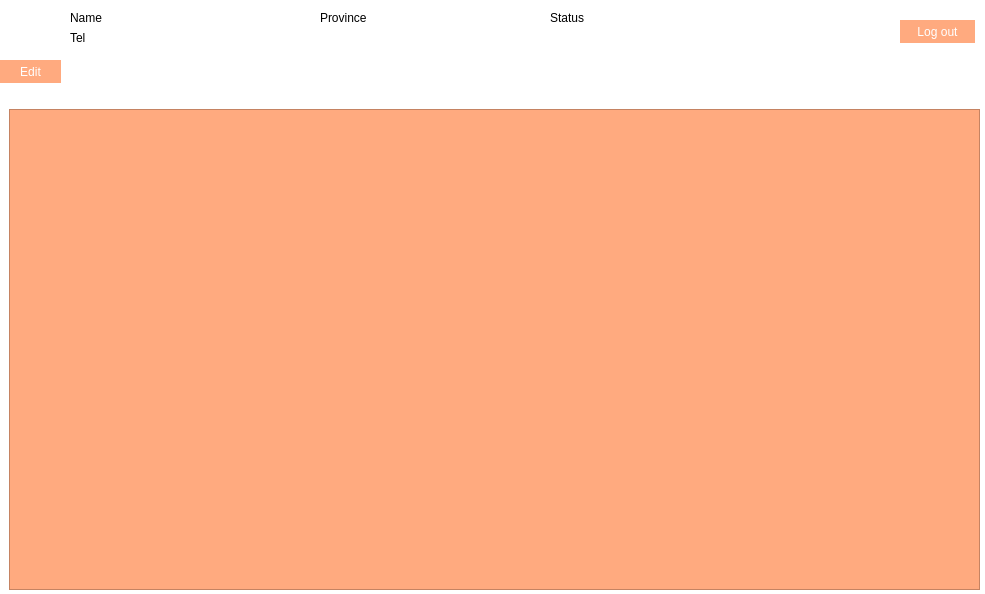
Old version of the form UI/admin_view.ui in the repository titichayajojo/COJANG.
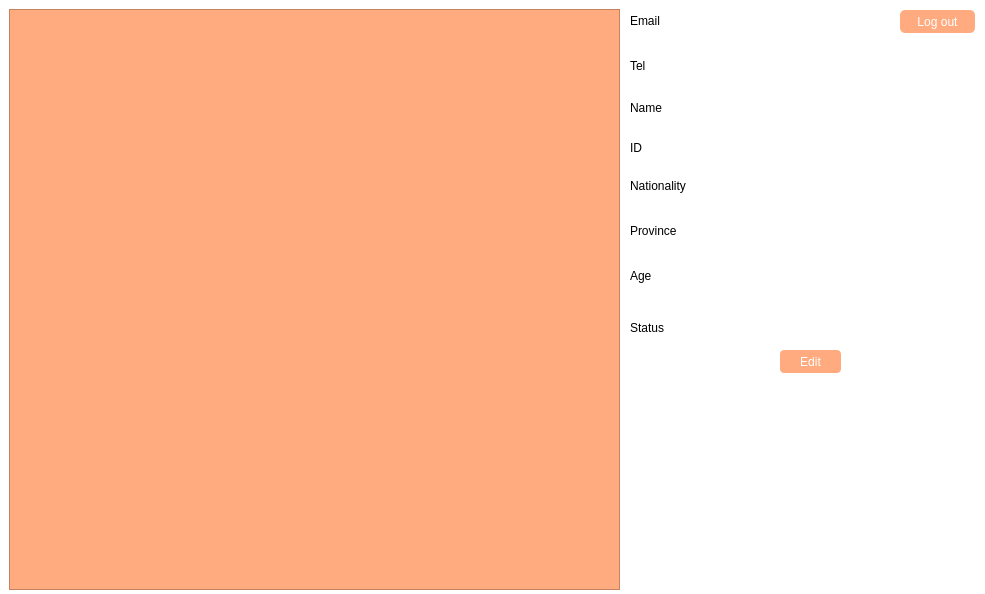
New version of the form. Icons and pictures are not drawn.

```diff
--- a/UI/admin_view.ui
+++ b/UI/admin_view.ui
@@ -28,43 +28,11 @@
   <property name="styleSheet">
    <string notr="true">background-color: rgb(255, 255, 255);</string>
   </property>
-  <widget class="QLabel" name="current_profile_pic">
-   <property name="geometry">
-    <rect>
-     <x>0</x>
-     <y>0</y>
-     <width>61</width>
-     <height>61</height>
-    </rect>
-   </property>
-   <property name="text">
-    <string/>
-   </property>
-   <property name="pixmap">
-    <pixmap>../noprofile1.png</pixmap>
-   </property>
-  </widget>
-  <widget class="QLabel" name="label_selected_name">
-   <property name="geometry">
-    <rect>
-     <x>70</x>
-     <y>10</y>
-     <width>211</width>
-     <height>16</height>
-    </rect>
-   </property>
-   <property name="styleSheet">
-    <string notr="true">font: 25 8pt &quot;Microsoft JhengHei UI Light&quot;;</string>
-   </property>
-   <property name="text">
-    <string>Name</string>
-   </property>
-  </widget>
   <widget class="QPushButton" name="pushButton_log_out">
    <property name="geometry">
     <rect>
      <x>900</x>
-     <y>20</y>
+     <y>10</y>
      <width>75</width>
      <height>23</height>
     </rect>
@@ -73,7 +41,7 @@
     <string notr="true">font: 25 8pt &quot;Microsoft JhengHei UI Light&quot;;
 color: rgb(255, 255, 255);
 background-color: rgb(255, 170, 127);
-border-radius: 15px;</string>
+border-radius: 5px;</string>
    </property>
    <property name="text">
     <string>Log out</string>
@@ -82,8 +50,8 @@
   <widget class="QLabel" name="label_status">
    <property name="geometry">
     <rect>
-     <x>550</x>
-     <y>10</y>
+     <x>630</x>
+     <y>320</y>
      <width>151</width>
      <height>16</height>
     </rect>
@@ -98,8 +66,8 @@
   <widget class="QPushButton" name="pushButton_edit_user">
    <property name="geometry">
     <rect>
-     <x>0</x>
-     <y>60</y>
+     <x>780</x>
+     <y>350</y>
      <width>61</width>
      <height>23</height>
     </rect>
@@ -108,35 +76,19 @@
     <string notr="true">font: 25 8pt &quot;Microsoft JhengHei UI Light&quot;;
 color: rgb(255, 255, 255);
 background-color: rgb(255, 170, 127);
-border-radius: 15px;</string>
+border-radius: 4px;</string>
    </property>
    <property name="text">
     <string>Edit</string>
    </property>
   </widget>
-  <widget class="QLabel" name="label_selected_tel">
-   <property name="geometry">
-    <rect>
-     <x>70</x>
-     <y>30</y>
-     <width>211</width>
-     <height>16</height>
-    </rect>
-   </property>
-   <property name="styleSheet">
-    <string notr="true">font: 25 8pt &quot;Microsoft JhengHei UI Light&quot;;</string>
-   </property>
-   <property name="text">
-    <string>Tel</string>
-   </property>
-  </widget>
   <widget class="QLabel" name="label_selected_province">
    <property name="geometry">
     <rect>
-     <x>320</x>
-     <y>10</y>
+     <x>630</x>
+     <y>220</y>
      <width>211</width>
-     <height>16</height>
+     <height>21</height>
     </rect>
    </property>
    <property name="styleSheet">
@@ -150,9 +102,9 @@
    <property name="geometry">
     <rect>
      <x>9</x>
-     <y>109</y>
-     <width>971</width>
-     <height>481</height>
+     <y>9</y>
+     <width>611</width>
+     <height>581</height>
     </rect>
    </property>
    <property name="styleSheet">
@@ -166,12 +118,124 @@
      <rect>
       <x>0</x>
       <y>0</y>
-      <width>969</width>
-      <height>479</height>
+      <width>609</width>
+      <height>579</height>
      </rect>
     </property>
    </widget>
   </widget>
+  <widget class="QLabel" name="label_selected_age">
+   <property name="geometry">
+    <rect>
+     <x>630</x>
+     <y>260</y>
+     <width>211</width>
+     <height>31</height>
+    </rect>
+   </property>
+   <property name="styleSheet">
+    <string notr="true">font: 25 14pt &quot;Microsoft JhengHei UI Light&quot;;</string>
+   </property>
+   <property name="text">
+    <string>Age</string>
+   </property>
+  </widget>
+  <widget class="QLabel" name="label_selected_nationality">
+   <property name="geometry">
+    <rect>
+     <x>630</x>
+     <y>170</y>
+     <width>211</width>
+     <height>31</height>
+    </rect>
+   </property>
+   <property name="styleSheet">
+    <string notr="true">font: 25 14pt &quot;Microsoft JhengHei UI Light&quot;;</string>
+   </property>
+   <property name="text">
+    <string>Nationality</string>
+   </property>
+  </widget>
+  <widget class="QLabel" name="label_selected_tel">
+   <property name="geometry">
+    <rect>
+     <x>630</x>
+     <y>50</y>
+     <width>211</width>
+     <height>31</height>
+    </rect>
+   </property>
+   <property name="styleSheet">
+    <string notr="true">font: 25 14pt &quot;Microsoft JhengHei UI Light&quot;;</string>
+   </property>
+   <property name="text">
+    <string>Tel</string>
+   </property>
+  </widget>
+  <widget class="QLabel" name="label_selected_name">
+   <property name="geometry">
+    <rect>
+     <x>630</x>
+     <y>100</y>
+     <width>211</width>
+     <height>16</height>
+    </rect>
+   </property>
+   <property name="styleSheet">
+    <string notr="true">font: 25 14pt &quot;Microsoft JhengHei UI Light&quot;;</string>
+   </property>
+   <property name="text">
+    <string>Name</string>
+   </property>
+  </widget>
+  <widget class="QLabel" name="label_selected_email">
+   <property name="geometry">
+    <rect>
+     <x>630</x>
+     <y>10</y>
+     <width>211</width>
+     <height>21</height>
+    </rect>
+   </property>
+   <property name="styleSheet">
+    <string notr="true">font: 25 14pt &quot;Microsoft JhengHei UI Light&quot;;</string>
+   </property>
+   <property name="text">
+    <string>Email</string>
+   </property>
+  </widget>
+  <widget class="QLabel" name="label_selected_id">
+   <property name="geometry">
+    <rect>
+     <x>630</x>
+     <y>140</y>
+     <width>211</width>
+     <height>16</height>
+    </rect>
+   </property>
+   <property name="styleSheet">
+    <string notr="true">font: 25 14pt &quot;Microsoft JhengHei UI Light&quot;;</string>
+   </property>
+   <property name="text">
+    <string>ID</string>
+   </property>
+  </widget>
+  <widget class="QLabel" name="label">
+   <property name="geometry">
+    <rect>
+     <x>780</x>
+     <y>420</y>
+     <width>111</width>
+     <height>151</height>
+    </rect>
+   </property>
+   <property name="text">
+    <string/>
+   </property>
+   <property name="pixmap">
+    <pixmap>../doc1.png</pixmap>
+   </property>
+  </widget>
  </widget>
  <resources/>
  <connections/>
```
Left out of the diff: 4 changed lines with no effect on the pictures.
